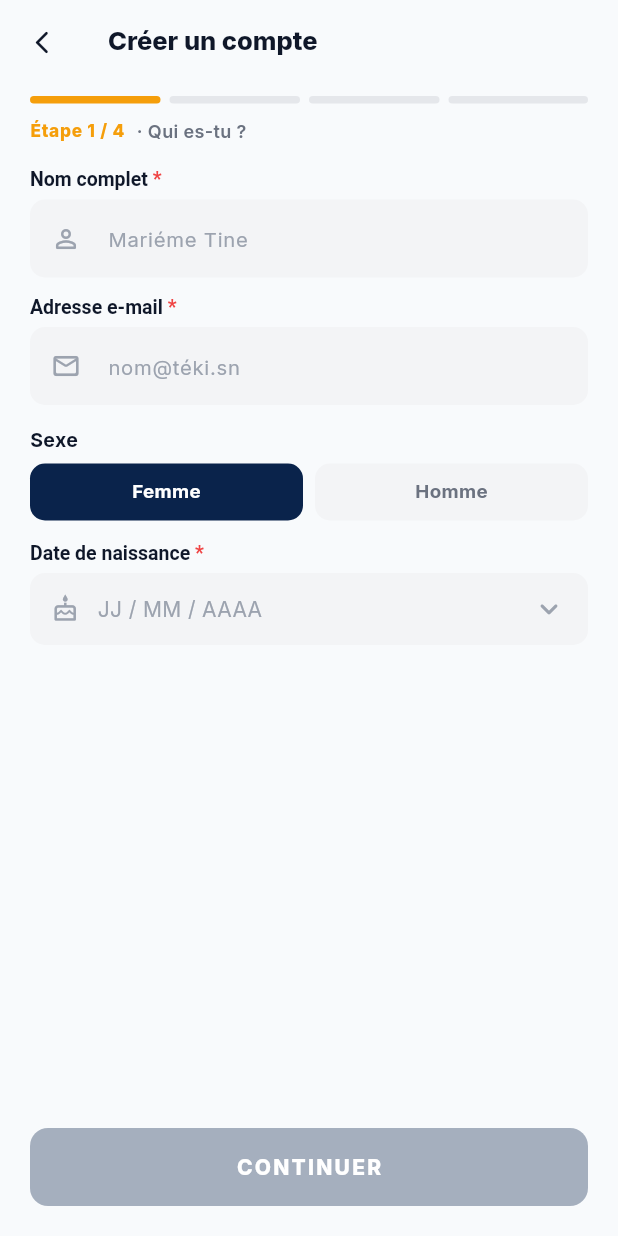
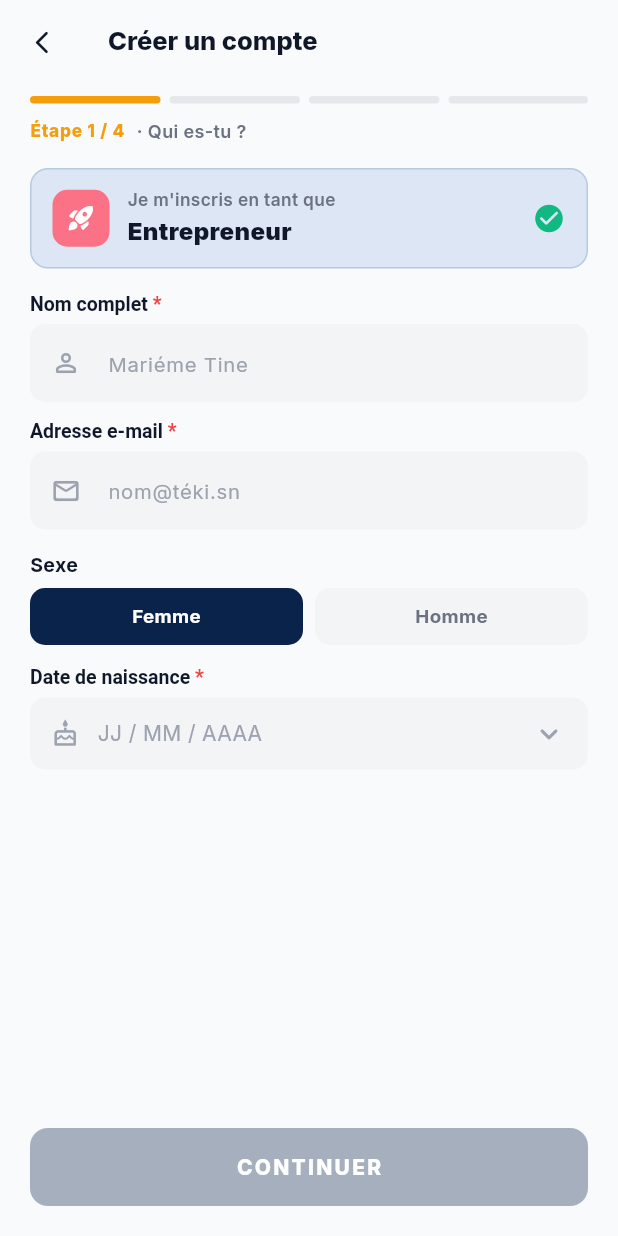
Before and after one commit to Souleymane-Sirima-Mbodj/Diapaler-Africa, a Flutter app: the SignUpPage screen opened directly, on a phone screen of 412 x 824 dp. Run offline on Flutter 3.47's test engine with Material 3 defaults, Android fonts, the phone set to English and light mode, and no system bars; our stand-ins replace firebase_auth, firebase_core, firebase_database, google_fonts; accounts and stored records are empty.

Commit message:
ux: ajoute un badge 'Je m'inscris en tant qu'Entrepreneur' en haut de l'etape 1 (rappel du role choisi)

```diff
--- a/lib/screens/signup_page.dart
+++ b/lib/screens/signup_page.dart
@@ -369,6 +369,8 @@ class _SignUpPageState extends State<SignUpPage> {
       key: const ValueKey('step1'),
       padding: const EdgeInsets.fromLTRB(20, 16, 20, 12),
       children: [
+        _RoleBadge(role: _role),
+        const SizedBox(height: 16),
         const _LabelRequired('Nom complet'),
         const SizedBox(height: 6),
         TextField(
@@ -979,6 +981,99 @@ class _InlineDropdown extends StatelessWidget {
 }
 
 // ─────────────────────────────────────────────────────────────────
+// Badge confirmation du rôle (read-only, choisi sur l'écran précédent)
+// ─────────────────────────────────────────────────────────────────
+class _RoleBadge extends StatelessWidget {
+  final UserRole role;
+  const _RoleBadge({required this.role});
+
+  String get _roleLabel {
+    switch (role) {
+      case UserRole.entrepreneur:
+        return 'Entrepreneur';
+      case UserRole.mentor:
+        return 'Mentor';
+      case UserRole.investor:
+        return 'Investisseur';
+    }
+  }
+
+  IconData get _roleIcon {
+    switch (role) {
+      case UserRole.entrepreneur:
+        return Icons.rocket_launch_rounded;
+      case UserRole.mentor:
+        return Icons.school_rounded;
+      case UserRole.investor:
+        return Icons.account_balance_wallet_rounded;
+    }
+  }
+
+  Color get _roleColor {
+    switch (role) {
+      case UserRole.entrepreneur:
+        return AppColors.roleEntrepreneur;
+      case UserRole.mentor:
+        return AppColors.roleMentor;
+      case UserRole.investor:
+        return AppColors.roleInvestor;
+    }
+  }
+
+  @override
+  Widget build(BuildContext context) {
+    return Container(
+      padding: const EdgeInsets.symmetric(horizontal: 14, vertical: 12),
+      decoration: BoxDecoration(
+        color: AppColors.blueTint,
+        borderRadius: BorderRadius.circular(12),
+        border: Border.all(color: AppColors.blue.withValues(alpha: 0.2)),
+      ),
+      child: Row(
+        children: [
+          Container(
+            width: 38,
+            height: 38,
+            decoration: BoxDecoration(
+              color: _roleColor,
+              borderRadius: BorderRadius.circular(10),
+            ),
+            child: Icon(_roleIcon, color: Colors.white, size: 20),
+          ),
+          const SizedBox(width: 12),
+          Expanded(
+            child: Column(
+              crossAxisAlignment: CrossAxisAlignment.start,
+              children: [
+                const Text(
+                  "Je m'inscris en tant que",
+                  style: TextStyle(
+                    fontSize: 11.5,
+                    color: AppColors.muted,
+                    fontWeight: FontWeight.w600,
+                  ),
+                ),
+                const SizedBox(height: 2),
+                Text(
+                  _roleLabel,
+                  style: const TextStyle(
+                    fontSize: 16,
+                    fontWeight: FontWeight.w900,
+                    color: AppColors.navyDeep,
+                  ),
+                ),
+              ],
+            ),
+          ),
+          const Icon(Icons.check_circle_rounded,
+              color: AppColors.green, size: 22),
+        ],
+      ),
+    );
+  }
+}
+
+// ─────────────────────────────────────────────────────────────────
 // Pills sexe
 // ─────────────────────────────────────────────────────────────────
 class _GenderRow extends StatelessWidget {
```
